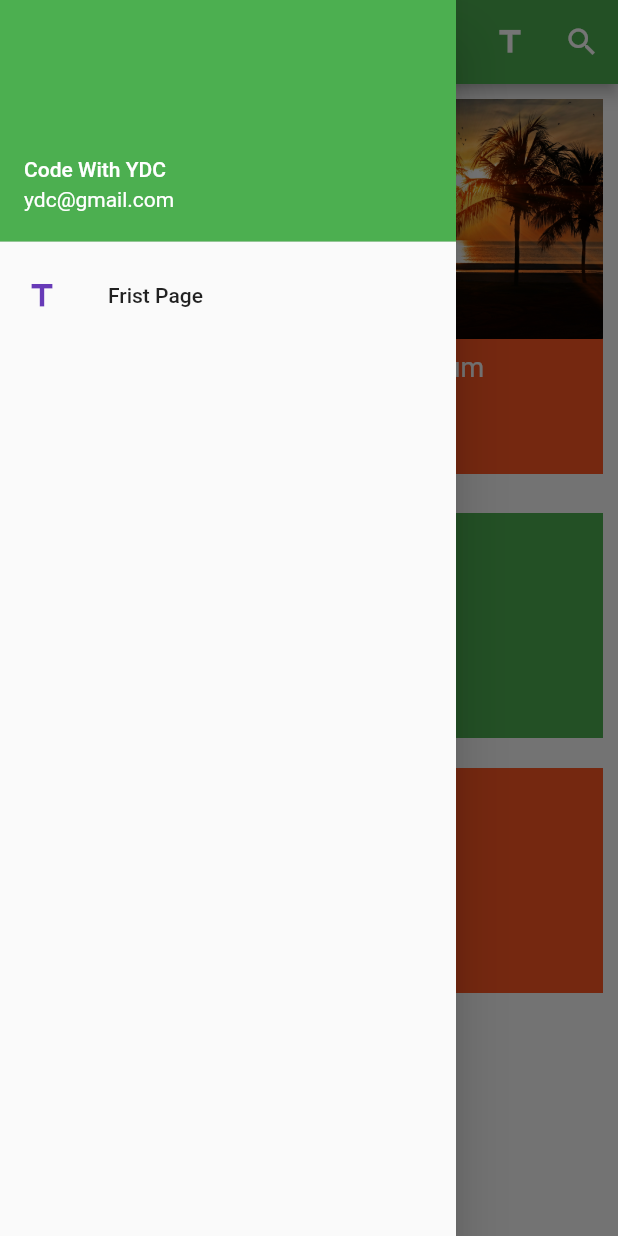
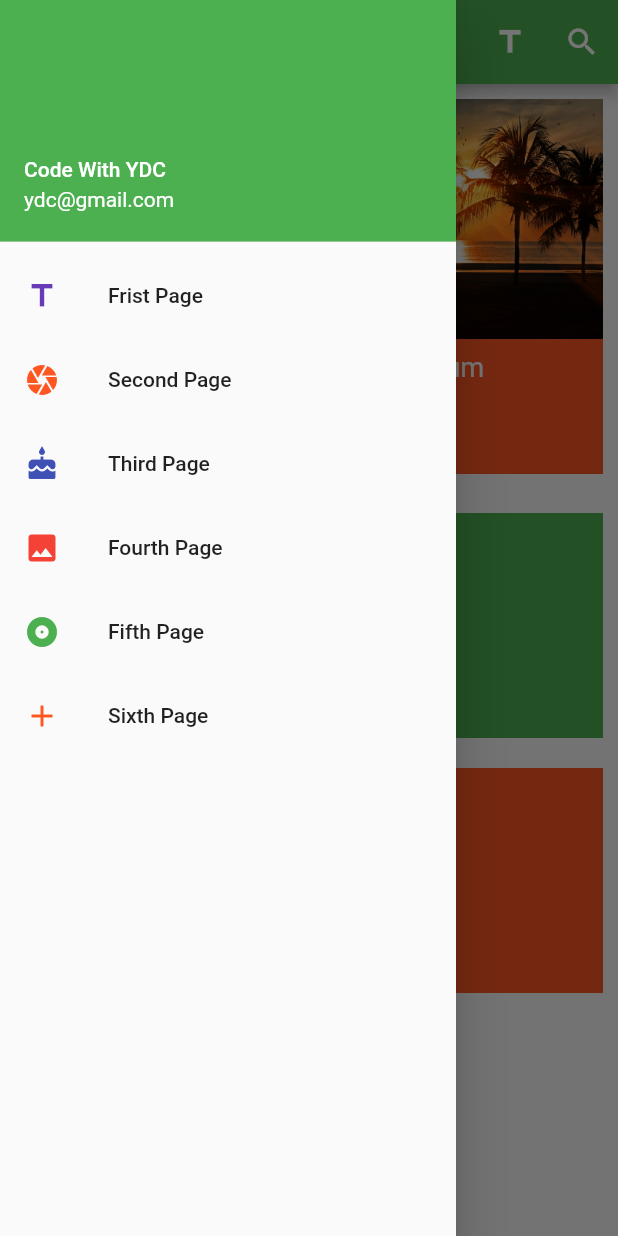
Before and after one commit to Yazdani1/Flutter-App-UI-Design, a Flutter app: the screen it shows after launch, with the side drawer open, on a phone screen of 412 x 824 dp. Run offline on Flutter 3.47's test engine with Material 2 defaults, Android fonts, the phone set to English and light mode, and no system bars.

Commit message:
Drawer Added

```diff
--- a/lib/HomePage.dart
+++ b/lib/HomePage.dart
@@ -50,7 +50,46 @@ class _HomeState extends State<Home> {
               onTap: (){
                 Navigator.of(context).pop();
               },
-            )
+            ),
+
+            new ListTile(
+              title: new Text("Second Page"),
+              leading: new Icon(Icons.camera,color: Colors.deepOrange,),
+              onTap: (){
+                Navigator.of(context).pop();
+              },
+            ),
+
+            new ListTile(
+              title: new Text("Third Page"),
+              leading: new Icon(Icons.cake,color: Colors.indigo,),
+              onTap: (){
+                Navigator.of(context).pop();
+              },
+            ),
+
+            new ListTile(
+              title: new Text("Fourth Page"),
+              leading: new Icon(Icons.image,color: Colors.red,),
+              onTap: (){
+                Navigator.of(context).pop();
+              },
+            ),
+
+            new ListTile(
+              title: new Text("Fifth Page"),
+              leading: new Icon(Icons.album,color: Colors.green,),
+              onTap: (){
+                Navigator.of(context).pop();
+              },
+            ),
+            new ListTile(
+              title: new Text("Sixth Page"),
+              leading: new Icon(Icons.add,color: Colors.deepOrange,),
+              onTap: (){
+                Navigator.of(context).pop();
+              },
+            ),
 
 
           ],
```
